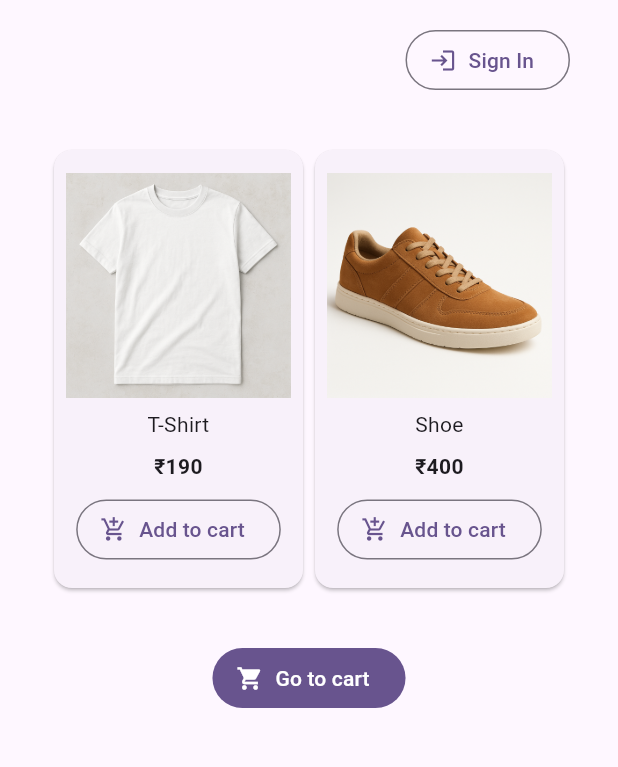
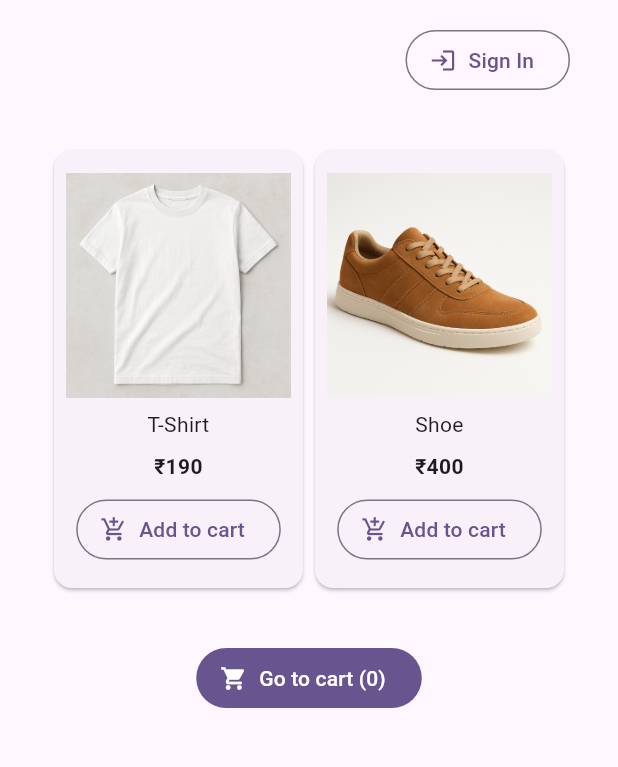
Before and after one commit to geophrase/flutter-demo-ecommerce-app, a Flutter app: the screen it shows after launch, on a phone screen of 412 x 824 dp, the part 84-851 px from its top. Run offline on Flutter 3.47's test engine with Material 3 defaults, Android fonts, the light colour scheme and no system bars.

Commit message:
Cart show number

```diff
--- a/lib/main.dart
+++ b/lib/main.dart
@@ -16,7 +16,7 @@ class MyApp extends StatelessWidget {
       theme: ThemeData(
         colorScheme: ColorScheme.fromSeed(seedColor: Colors.deepPurple),
       ),
-      home: const MyHomePage(title: 'Demo Ecommerce Home'),
+      home: const MyHomePage(),
     );
   }
 }
--- a/lib/ui/pages/home/home_page.dart
+++ b/lib/ui/pages/home/home_page.dart
@@ -6,9 +6,7 @@ final List<Map<String, dynamic>> items = [
 ];
 
 class MyHomePage extends StatefulWidget {
-  const MyHomePage({super.key, required this.title});
-
-  final String title;
+  const MyHomePage({super.key,});
 
   @override
   State<MyHomePage> createState() => _MyHomePageState();
@@ -20,7 +18,7 @@ class _MyHomePageState extends State<MyHomePage> {
     return Scaffold(
       appBar: AppBar(
         backgroundColor: Theme.of(context).colorScheme.inversePrimary,
-        title: Text(widget.title),
+        title: Text('Demo Ecommerce Home'),
       ),
       body: Center(
         child: Column(
@@ -101,7 +99,7 @@ class _MyHomePageState extends State<MyHomePage> {
             FilledButton.icon(
               onPressed: () => {},
               icon: const Icon(Icons.shopping_cart),
-              label: const Text('Go to cart'),
+              label: const Text('Go to cart (0)'),
               iconAlignment: IconAlignment.start,
             ),
           ],
```
